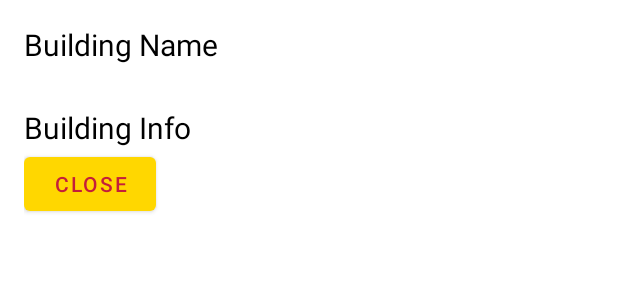
After one commit to dmaheeka/CpRE388_FinalProject_CyMap, an Android app: the layout building_popup.xml on its own in the app's theme, with its tools: preview values and no code run, on a phone screen of 412 x 824 dp. The commit adds this screen. Shown: the top 300 px of the screen. Run offline under Robolectric (Android 15) with nearby library versions, the phone set to English and light mode, and no system bars.

Commit message:
building name & info popup

```diff
--- /dev/null
+++ b/app/src/main/res/layout/building_popup.xml
@@ -0,0 +1,34 @@
+<?xml version="1.0" encoding="utf-8"?>
+
+<LinearLayout xmlns:android="http://schemas.android.com/apk/res/android"
+android:orientation="vertical"
+android:layout_width="match_parent"
+android:layout_height="wrap_content"
+android:padding="16dp">
+
+    <!-- TextView for building name -->
+    <TextView
+        android:id="@+id/buildingNameTextView"
+        android:layout_width="wrap_content"
+        android:layout_height="wrap_content"
+        android:text="Building Name"
+        android:textSize="20sp"
+        android:textColor="#000000"
+        android:layout_marginBottom="8dp"/>
+
+    <!-- TextView for building information -->
+    <TextView
+        android:id="@+id/buildingInfoTextView"
+        android:layout_width="wrap_content"
+        android:layout_height="wrap_content"
+        android:text="Building Info"
+        android:textSize="20sp"
+        android:layout_marginTop="20dp"
+        android:textColor="#000000" />
+
+<Button
+    android:id="@+id/closeButton"
+    android:layout_width="wrap_content"
+    android:layout_height="wrap_content"
+    android:text="Close" />
+</LinearLayout>
```
Also changed, not shown: app/src/main/java/com/example/mapruler/BuildingInfoPopup.java (added, +71 -0 lines), app/src/main/java/com/example/mapruler/MapsActivity.java (+25 -76 lines), app/src/main/res/layout/activity_maps.xml (+0 -19 lines).
